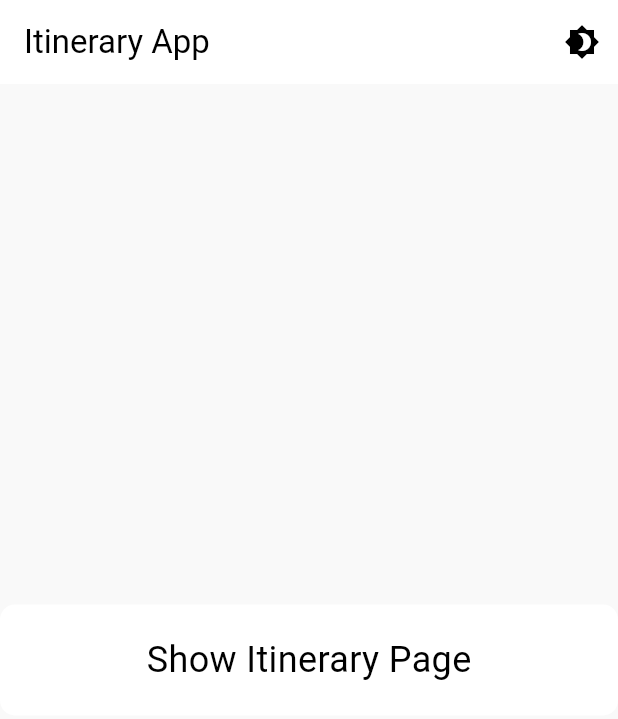
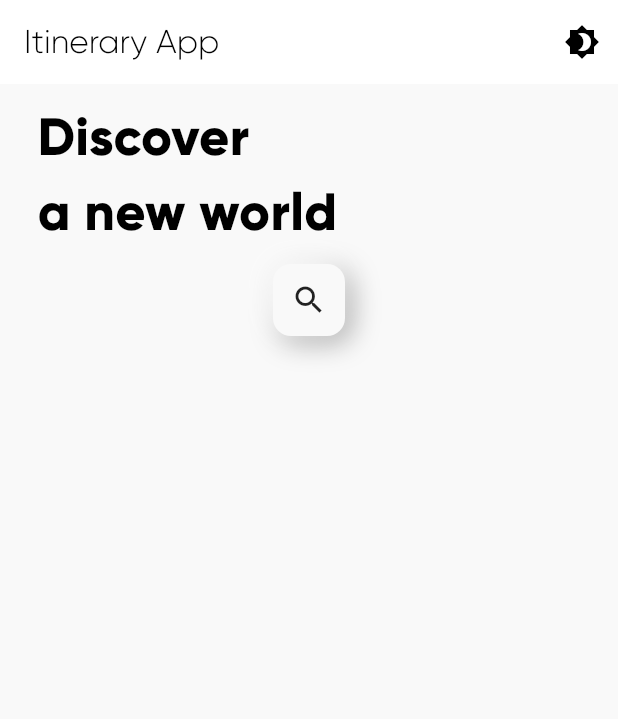
Before and after one commit to Mahesh1772/ItineraryApp, a Flutter app: the screen it shows after launch, on a phone screen of 412 x 824 dp. Shown: the top 719 px of the screen. Run offline on Flutter 3.47's test engine with Material 3 defaults, Android fonts, the light colour scheme and no system bars.

Commit message:
Added fonts and made a neumorphic box component

```diff
--- /dev/null
+++ b/itinerary_app/lib/components/neumorphic_box.dart
@@ -0,0 +1,33 @@
+import 'package:flutter/material.dart';
+
+class NeumorphicBox extends StatelessWidget {
+  const NeumorphicBox({super.key, required this.child});
+  final Widget child;
+
+  @override
+  Widget build(BuildContext context) {
+    return Container(
+      decoration: BoxDecoration(
+        color: Theme.of(context).colorScheme.background,
+        borderRadius: BorderRadius.circular(12),
+        boxShadow: [
+          //darker shadow on the bottom right
+          BoxShadow(
+            color: Colors.grey.shade500,
+            offset: Offset(4, 4),
+            blurRadius: 15,
+          ),
+
+          //lighter shadow on the top left
+          const BoxShadow(
+            color: Colors.white,
+            offset: Offset(-4, -4),
+            blurRadius: 15,
+          ),
+        ],
+      ),
+      padding: const EdgeInsets.all(12),
+      child: child,
+    );
+  }
+}
--- a/itinerary_app/lib/pages/home_page.dart
+++ b/itinerary_app/lib/pages/home_page.dart
@@ -1,4 +1,5 @@
 import 'package:flutter/material.dart';
+import 'package:itinerary_app/components/neumorphic_box.dart';
 import 'package:itinerary_app/pages/itinerary_display_page.dart';
 import 'package:itinerary_app/themes/theme_provider.dart';
 import 'package:provider/provider.dart';
@@ -27,34 +28,61 @@ class _HomePageState extends State<HomePage> {
         ],
       ),
       body: Column(
-        mainAxisAlignment: MainAxisAlignment.center,
+        mainAxisAlignment: MainAxisAlignment.start,
+        crossAxisAlignment: CrossAxisAlignment.start,
         children: [
-          InkWell(
-            onTap: () {
-              Navigator.push(
-                context,
-                MaterialPageRoute(
-                  builder: (context) => const ItineraryPage(),
+          Padding(
+            padding: const EdgeInsets.symmetric(vertical: 10, horizontal: 25),
+            child: Column(
+              crossAxisAlignment: CrossAxisAlignment.start,
+              children: [
+                Text(
+                  "Discover",
+                  style: TextStyle(
+                      fontFamily: 'Gilroy',
+                      fontSize: 35,
+                      fontWeight: FontWeight.bold,
+                      color: Theme.of(context).colorScheme.secondary),
                 ),
-              );
-            },
-            child: Container(
-              decoration: BoxDecoration(
-                color: Theme.of(context).colorScheme.primary,
-                borderRadius: BorderRadius.circular(10),
-              ),
-              padding: const EdgeInsets.all(20),
-              child: Center(
-                child: Text(
-                  'Show Itinerary Page',
+                Text(
+                  "a new world",
                   style: TextStyle(
-                    fontSize: 24,
-                    color: Theme.of(context).colorScheme.secondary,
-                  ),
+                      fontFamily: 'Gilroy',
+                      fontSize: 35,
+                      fontWeight: FontWeight.bold,
+                      color: Theme.of(context).colorScheme.secondary),
                 ),
-              ),
+              ],
             ),
           ),
+          // InkWell(
+          //   onTap: () {
+          //     Navigator.push(
+          //       context,
+          //       MaterialPageRoute(
+          //         builder: (context) => const ItineraryPage(),
+          //       ),
+          //     );
+          //   },
+          //   child: Container(
+          //     decoration: BoxDecoration(
+          //       color: Theme.of(context).colorScheme.primary,
+          //       borderRadius: BorderRadius.circular(10),
+          //     ),
+          //     padding: const EdgeInsets.all(20),
+          //     child: Center(
+          //       child: Text(
+          //         'Show Itinerary Page',
+          //         style: TextStyle(
+          //           fontSize: 24,
+          //           color: Theme.of(context).colorScheme.secondary,
+          //         ),
+          //       ),
+          //     ),
+          //   ),
+          // ),
+
+          Center(child: NeumorphicBox(child: Icon(Icons.search))),
         ],
       ),
     );
--- a/itinerary_app/lib/themes/dark_mode.dart
+++ b/itinerary_app/lib/themes/dark_mode.dart
@@ -2,8 +2,10 @@ import 'package:flutter/material.dart';
 
 ThemeData darkMode = ThemeData(
   colorScheme: ColorScheme.dark(
-      background: Colors.grey.shade900,
-      primary: Colors.black,
-      secondary: Colors.white,
-      tertiary: Color(0x1EA585)),
+    background: Colors.grey.shade900,
+    primary: Colors.black,
+    secondary: Colors.white,
+    tertiary: Color(0x1EA585),
+  ),
+  fontFamily: 'Gilroy',
 );
--- a/itinerary_app/lib/themes/light_mode.dart
+++ b/itinerary_app/lib/themes/light_mode.dart
@@ -6,4 +6,5 @@ ThemeData lightMode = ThemeData(
       primary: Colors.white,
       secondary: Colors.black,
       tertiary: Color(0x1EA585)),
+  fontFamily: 'Gilroy',
 );
```
Also changed, not shown: itinerary_app/pubspec.yaml (+8 -0 lines), itinerary_app/lib/fonts/Gilroy-ExtraBold.otf (added), itinerary_app/lib/fonts/Gilroy-Light.otf (added).
